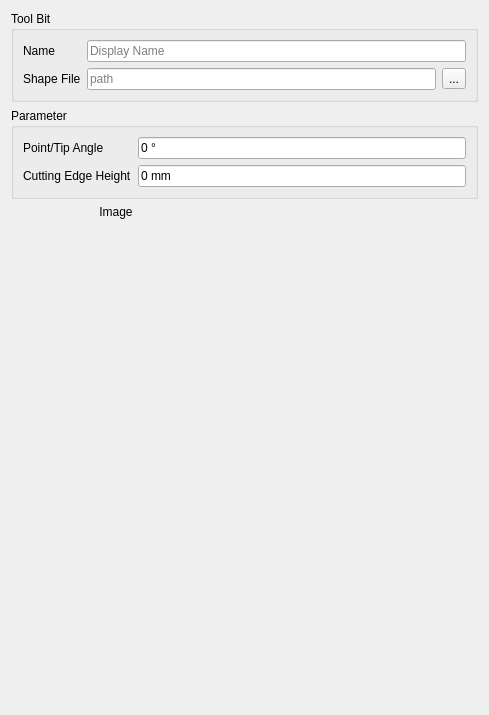
southseact-3d/fcd, file src/Mod/Path/Gui/Resources/panels/ToolBitEditor.ui: the form before one commit.
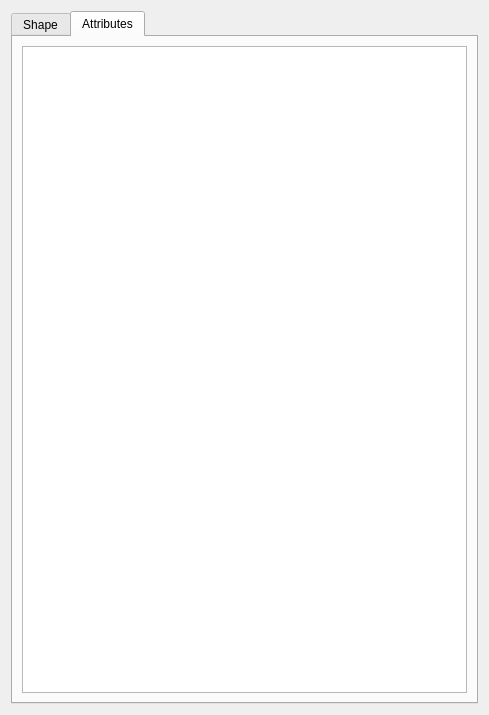
The form after the commit. The open tabs and pages were chosen to show the change. Custom widgets are drawn as their Qt base class.

Commit message: Added tool bit attribute editor back in.

```diff
--- a/src/Mod/Path/Gui/Resources/panels/ToolBitEditor.ui
+++ b/src/Mod/Path/Gui/Resources/panels/ToolBitEditor.ui
@@ -13,7 +13,23 @@
   <property name="windowTitle">
    <string>Tool Bit Attributes</string>
   </property>
-  <layout class="QVBoxLayout" name="verticalLayout">
+  <layout class="QGridLayout" name="gridLayout">
+   <item row="0" column="0">
+    <widget class="QTabWidget" name="tabWidget">
+     <property name="sizePolicy">
+      <sizepolicy hsizetype="MinimumExpanding" vsizetype="Preferred">
+       <horstretch>0</horstretch>
+       <verstretch>0</verstretch>
+      </sizepolicy>
+     </property>
+     <property name="currentIndex">
+      <number>0</number>
+     </property>
+     <widget class="QWidget" name="tabWidgetPage1">
+      <attribute name="title">
+       <string>Shape</string>
+      </attribute>
+      <layout class="QVBoxLayout" name="verticalLayout_2">
    <item>
     <widget class="QGroupBox" name="groupBox_2">
      <property name="sizePolicy">
@@ -177,6 +193,36 @@
    </item>
   </layout>
  </widget>
+     <widget class="QWidget" name="tabWidgetPage2">
+      <attribute name="title">
+       <string>Attributes</string>
+      </attribute>
+      <layout class="QVBoxLayout" name="verticalLayout_3">
+       <item>
+        <widget class="QTreeView" name="attrTree">
+         <property name="sizePolicy">
+          <sizepolicy hsizetype="Expanding" vsizetype="MinimumExpanding">
+           <horstretch>0</horstretch>
+           <verstretch>2</verstretch>
+          </sizepolicy>
+         </property>
+         <property name="minimumSize">
+          <size>
+           <width>0</width>
+           <height>300</height>
+          </size>
+         </property>
+         <property name="editTriggers">
+          <set>QAbstractItemView::AllEditTriggers</set>
+         </property>
+        </widget>
+       </item>
+      </layout>
+     </widget>
+    </widget>
+   </item>
+  </layout>
+ </widget>
  <customwidgets>
   <customwidget>
    <class>Gui::InputField</class>
```
Left out of the diff: 7 changed lines with no effect on the pictures. Lines whose indentation alone changed are shown as unchanged. The commit also changes 2 other files.
